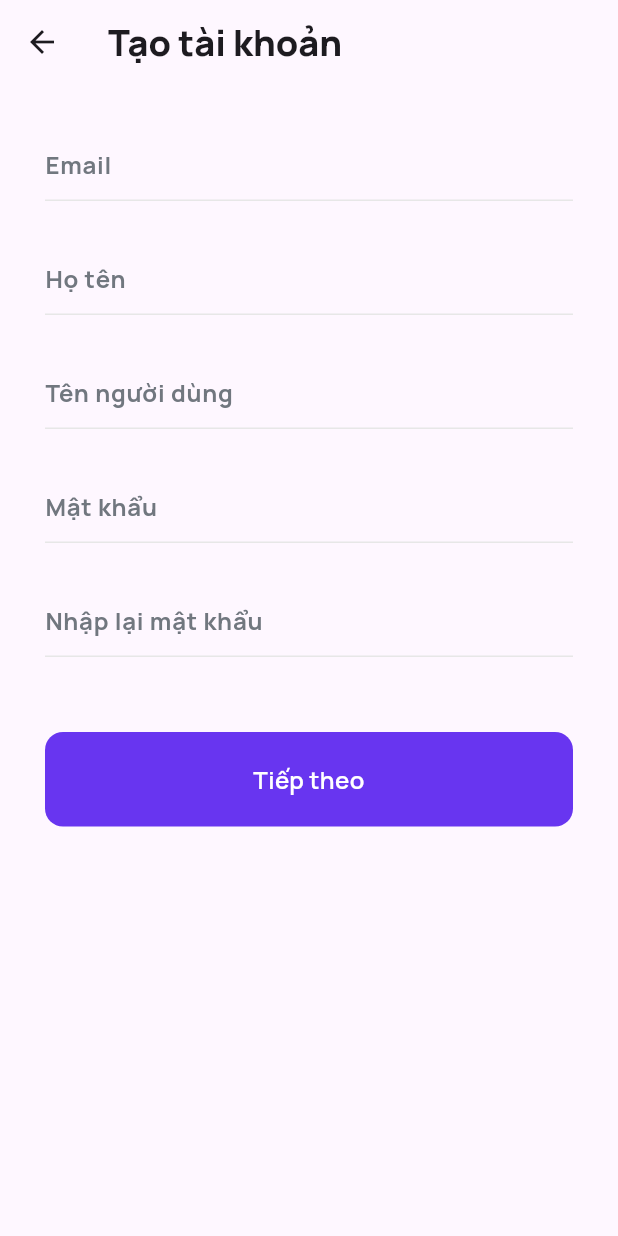
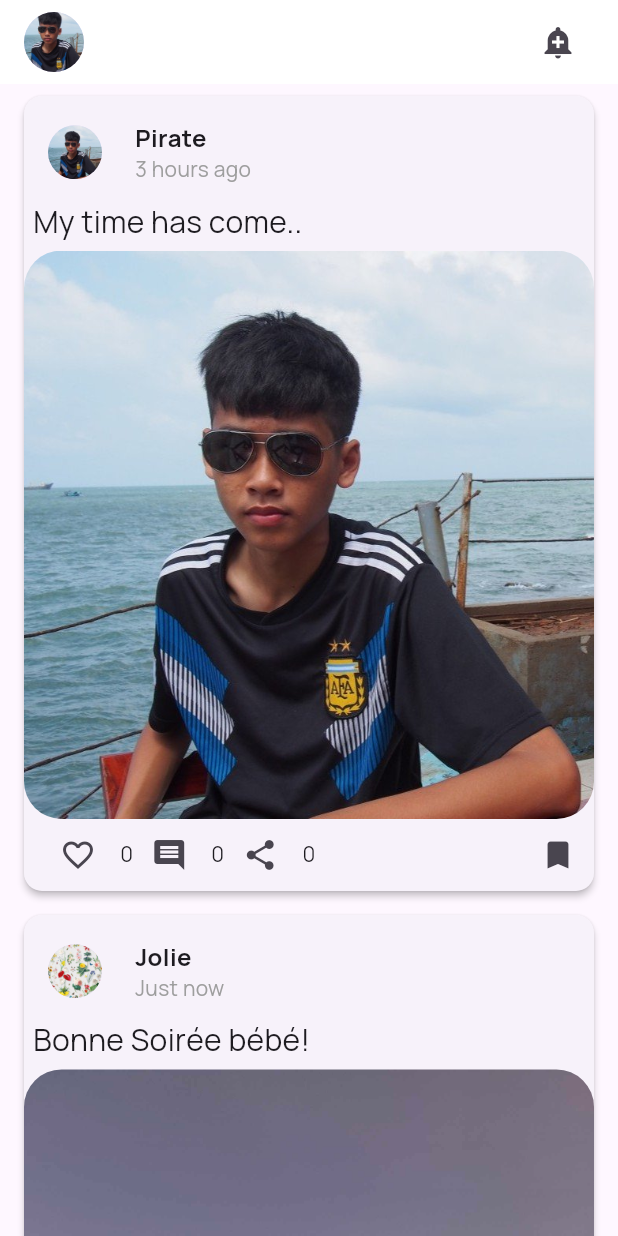
Before and after one commit to hangtantai/buzz-hub, a Flutter app: the screen it shows after launch, on a phone screen of 412 x 824 dp. Run offline on Flutter 3.47's test engine with Material 3 defaults, Android fonts, the phone set to English and light mode, and no system bars; our stand-ins replace dio, get.

Commit message:
add home_page and postdetail_page

```diff
--- a/lib/main.dart
+++ b/lib/main.dart
@@ -1,6 +1,7 @@
 import 'dart:io';
 import 'package:buzz_hub/modules/login/views/login_page.dart';
 import 'package:buzz_hub/modules/login/views/register_page.dart';
+import 'package:buzz_hub/modules/login/views/home_page.dart';
 import 'package:buzz_hub/services/auth_service.dart';
 import 'package:buzz_hub/services/dto/login_request.dart';
 import 'package:flutter/material.dart';
@@ -24,7 +25,7 @@
         useMaterial3: true,
         fontFamily: 'Manrope',
       ),
-      home: RegisterPage(),
+      home: HomePage(),
       debugShowCheckedModeBanner: false,
     );
   }
--- /dev/null
+++ b/lib/modules/login/views/home_page.dart
@@ -0,0 +1,257 @@
+import 'package:buzz_hub/core/values/app_colors.dart';
+import 'package:buzz_hub/modules/login/controller/home_controller.dart';
+import 'package:buzz_hub/modules/login/views/postdetail_page.dart';
+import 'package:flutter/material.dart';
+import 'package:flutter/widgets.dart';
+import 'package:get/get.dart';
+
+const String myAvtPath = 'lib/pics/avt.png';
+const String myName = 'Pirate';
+
+class HomePage extends StatelessWidget {
+  const HomePage({Key? key}) : super(key: key);
+
+  @override
+  Widget build(BuildContext context) {
+    return Scaffold(
+      appBar: AppBar(
+        title: null, // Remove the 'Home' text
+        backgroundColor: Colors.white,
+        leading: Container(
+          padding: const EdgeInsets.only(left: 16.0), // Adjust the padding as needed
+          child: const CircleAvatar(
+            backgroundImage: AssetImage(myAvtPath),
+          ),
+        ),
+        actions: [
+          Padding(
+            padding: const EdgeInsets.only(left: 16, right: 16.0), // Adjust the padding as needed
+            child: IconButton(
+              onPressed: () {
+                // Handle the onPressed event for the add icon
+              },
+              icon: const Icon(Icons.add_alert), // Use any desired icon here
+            ),
+          ),
+        ],
+      ),
+
+      body: SingleChildScrollView(
+        child: Column(
+          children: [
+            PostWidget(
+              avtPath: 'lib/pics/avt.png',
+              postImg: 'lib/pics/pic.png',
+              postContent: 'My time has come..',
+              author: 'Pirate',
+              time: '3 hours ago',
+            ),
+            PostWidget(
+              avtPath: 'lib/pics/avt1.jpg',
+              postImg: 'lib/pics/pic1.png',
+              postContent: 'Bonne Soirée bébé!',
+              author: 'Jolie',
+              time: 'Just now',
+            ),
+          ],
+        ),
+      ),
+    );
+  }
+}
+
+class AvatarWidget extends StatelessWidget {
+  final String imagePath;
+  final double R;
+
+  const AvatarWidget({
+    Key? key,
+    required this.imagePath,
+    required this.R,
+  }) : super(key: key);
+
+  @override
+  Widget build(BuildContext context) {
+    return Padding(
+      padding: const EdgeInsets.only(right: 16.0), // Adjust this value as needed
+      child: CircleAvatar(
+        radius: R,
+        backgroundImage: AssetImage(imagePath),
+      ),
+    );
+  }
+}
+
+class PostWidget extends StatefulWidget {
+  final String avtPath;
+  final String postImg;
+  final String postContent;
+  final String author;
+  final String time;
+
+  const  PostWidget({
+    Key? key,
+    required this.avtPath,
+    required this.postImg,
+    required this.postContent,
+    required this.author,
+    required this.time,
+  }) : super(key: key);
+
+  @override
+  _PostWidgetState createState() => _PostWidgetState();
+}
+
+class _PostWidgetState extends State<PostWidget> {
+  bool isLiked = false;
+  int likeCount = 0;
+  int cmtCount = 0;
+  int shareCount = 0;
+
+  void navigateToPostDetailPage() {
+    Navigator.push(
+      context,
+      MaterialPageRoute(
+        builder: (context) => PostDetailPage(
+          avtPath: widget.avtPath,
+          postImg: widget.postImg,
+          postContent: widget.postContent,
+          author: widget.author,
+          time: widget.time,
+          myAvtPath: myAvtPath,
+          myName: myName,
+        ),
+      ),
+    );
+  }
+
+
+  @override
+  Widget build(BuildContext context) {
+    return Card(
+      elevation: 2,
+      margin: const EdgeInsets.symmetric(vertical: 8, horizontal: 16),
+      child: Column(
+        crossAxisAlignment: CrossAxisAlignment.stretch,
+        children: [
+          // Author
+          Padding(
+            padding: const EdgeInsets.only(top: 16, bottom: 10, left: 16),
+            child: Row(
+              children: [
+                AvatarWidget(
+                  imagePath: widget.avtPath,
+                  R: 18,
+                ),
+                const SizedBox(width: 6), // Add spacing between avatar and content
+                Column(
+                  crossAxisAlignment: CrossAxisAlignment.start,
+                  children: [
+                    Text(
+                      widget.author, // Add the author's name or username here
+                      style: const TextStyle(fontSize: 16, fontWeight: FontWeight.bold),
+                    ),
+                    Text(
+                      widget.time, // Add the time of the post here
+                      style: const TextStyle(fontSize: 14, color: Colors.grey),
+                    ),
+                  ],
+                ),
+              ],
+            ),
+          ),
+
+          // Post Content
+          GestureDetector(
+            onTap: navigateToPostDetailPage,
+            child: Padding(
+              padding: const EdgeInsets.only(top: 0, bottom: 5, left: 6),
+              child: Text(
+                widget.postContent,
+                style: const TextStyle(fontSize: 20),
+              ),
+            ),
+          ),
+
+          // Post Image
+          GestureDetector(
+            onTap: navigateToPostDetailPage,
+            child: ClipRRect(
+              borderRadius: BorderRadius.circular(25), // Adjust the radius as needed
+              child: SizedBox(
+                child: Image.asset(
+                  widget.postImg, // Update the path according to your project structure
+                  fit: BoxFit.cover,
+                ),
+              ),
+            ),
+          ),
+
+          // Post Actions (e.g., Comment, Share)
+          Row(
+            mainAxisAlignment: MainAxisAlignment.spaceBetween,
+            children: [
+              Padding(
+                padding: const EdgeInsets.only(left: 12.0), // Adjust the padding as needed
+                child: Row(
+                  children: [
+                    Padding(
+                      padding: const EdgeInsets.only(right: 4.0), // Adjust the padding as needed
+                      child: IconButton(
+                        onPressed: () {
+                          setState(() {
+                            isLiked = !isLiked;
+                            if (isLiked) {
+                              likeCount++;
+                            } else {
+                              likeCount--;
+                            }
+                          });
+                        },
+                        icon: Icon(
+                          isLiked ? Icons.favorite : Icons.favorite_border,
+                          color: isLiked ? Colors.pink : null,
+                        ),
+                      ),
+                    ),
+                    Text('$likeCount'), // Display the number of likes
+                    Padding(
+                      padding: const EdgeInsets.only(right: 4.0), // Adjust the padding as needed
+                      child: IconButton(
+                        onPressed: () {
+                          // Handle comment action
+                          navigateToPostDetailPage();
+                        },
+                        icon: const Icon(Icons.comment),
+                      ),
+                    ),
+                    Text('$cmtCount'), // Display the number of comments
+                    Padding(
+                      padding: const EdgeInsets.only(right: 4.0), // Adjust the padding as needed
+                      child: IconButton(
+                        onPressed: () {
+                          // Handle share action
+                          setState(() {
+                            shareCount++;
+                          });
+                        },
+                        icon: const Icon(Icons.share),
+                      ),
+                    ),
+                    Text('$shareCount'), // Display the number of shares
+                  ],
+                ),
+              ),
+              IconButton(
+                onPressed: () {
+                  //Handle bookmark action
+                },
+                icon: const Icon(Icons.bookmark)
+              ),
+            ],
+          ),
+        ],
+      ),
+    );
+  }
+}
--- a/pubspec.yaml
+++ b/pubspec.yaml
@@ -39,6 +39,7 @@ dependencies:
   json_annotation: ^4.8.1
   http: ^1.2.1
   get: ^4.6.6
+  flutter_login: ^4.1.1
 
 dev_dependencies:
   flutter_test:
@@ -67,6 +68,7 @@ flutter:
   # To add assets to your application, add an assets section, like this:
   assets:
     - assets/ca/
+    - lib/pics/
   #   - images/a_dot_ham.jpeg
 
   # An image asset can refer to one or more resolution-specific "variants", see
```
Also changed, not shown: lib/modules/login/controller/home_controller.dart (added, +9 -0 lines), lib/modules/login/views/postdetail_page.dart (added, +429 -0 lines), lib/modules/login/controller/postdetail_controller.dart (added), lib/pics/avt.png (added), lib/pics/avt1.jpg (added), lib/pics/pic.png (added), lib/pics/pic1.png (added), pubspec.lock.
